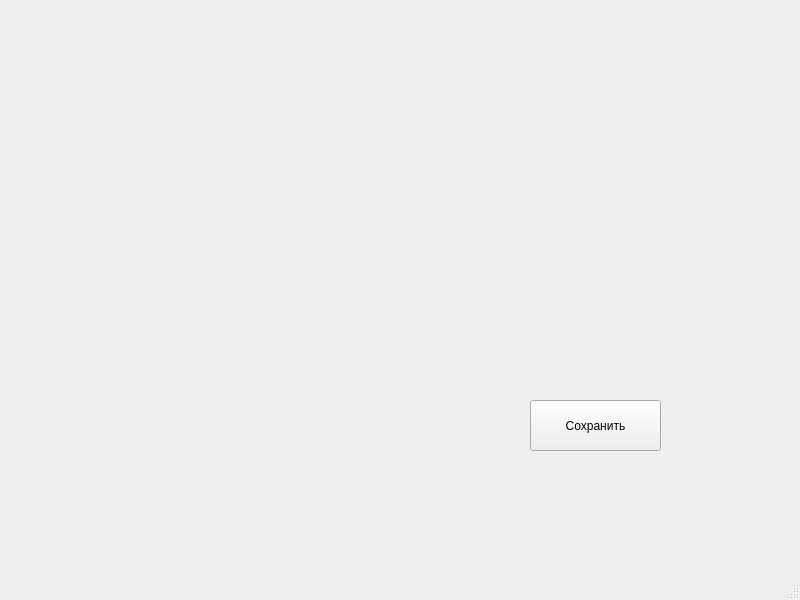
Before: the Qt Designer form labs_2/lab4/mainwindow.ui in tehek0/test, drawn with Qt 5.
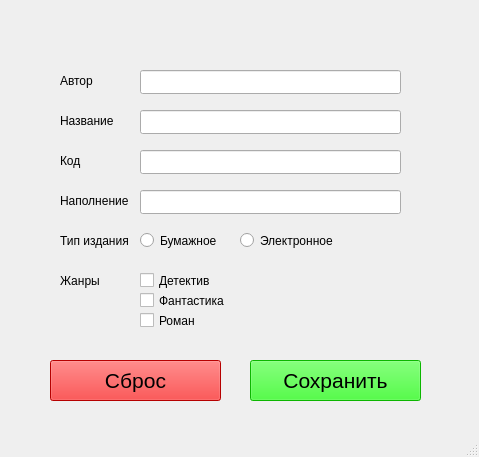
After: the same form once the commit is applied.

```diff
--- a/labs_2/lab4/mainwindow.ui
+++ b/labs_2/lab4/mainwindow.ui
@@ -6,8 +6,8 @@
    <rect>
     <x>0</x>
     <y>0</y>
-    <width>800</width>
-    <height>600</height>
+    <width>479</width>
+    <height>457</height>
    </rect>
   </property>
   <property name="palette">
@@ -41,38 +41,239 @@
    <string>MainWindow</string>
   </property>
   <widget class="QWidget" name="centralwidget">
-   <widget class="QPushButton" name="pushButton">
+   <widget class="QLineEdit" name="author">
     <property name="geometry">
      <rect>
-      <x>530</x>
-      <y>400</y>
-      <width>131</width>
-      <height>51</height>
+      <x>140</x>
+      <y>70</y>
+      <width>261</width>
+      <height>24</height>
      </rect>
     </property>
-    <property name="cursor">
-     <cursorShape>PointingHandCursor</cursorShape>
+   </widget>
+   <widget class="QLabel" name="author_label">
+    <property name="geometry">
+     <rect>
+      <x>60</x>
+      <y>70</y>
+      <width>49</width>
+      <height>21</height>
+     </rect>
     </property>
-    <property name="mouseTracking">
+    <property name="text">
+     <string>Автор</string>
+    </property>
+   </widget>
+   <widget class="QLineEdit" name="name">
+    <property name="geometry">
+     <rect>
+      <x>140</x>
+      <y>110</y>
+      <width>261</width>
+      <height>24</height>
+     </rect>
+    </property>
+   </widget>
+   <widget class="QLabel" name="name_label">
+    <property name="geometry">
+     <rect>
+      <x>60</x>
+      <y>110</y>
+      <width>61</width>
+      <height>21</height>
+     </rect>
+    </property>
+    <property name="text">
+     <string>Название</string>
+    </property>
+   </widget>
+   <widget class="QLabel" name="code_label">
+    <property name="geometry">
+     <rect>
+      <x>60</x>
+      <y>150</y>
+      <width>61</width>
+      <height>21</height>
+     </rect>
+    </property>
+    <property name="text">
+     <string>Код</string>
+    </property>
+   </widget>
+   <widget class="QLineEdit" name="code">
+    <property name="geometry">
+     <rect>
+      <x>140</x>
+      <y>150</y>
+      <width>261</width>
+      <height>24</height>
+     </rect>
+    </property>
+   </widget>
+   <widget class="QLabel" name="contents_label">
+    <property name="geometry">
+     <rect>
+      <x>60</x>
+      <y>190</y>
+      <width>71</width>
+      <height>21</height>
+     </rect>
+    </property>
+    <property name="text">
+     <string>Наполнение</string>
+    </property>
+   </widget>
+   <widget class="QLineEdit" name="contents">
+    <property name="geometry">
+     <rect>
+      <x>140</x>
+      <y>190</y>
+      <width>261</width>
+      <height>24</height>
+     </rect>
+    </property>
+   </widget>
+   <widget class="QLabel" name="type_label">
+    <property name="geometry">
+     <rect>
+      <x>60</x>
+      <y>230</y>
+      <width>71</width>
+      <height>21</height>
+     </rect>
+    </property>
+    <property name="text">
+     <string>Тип издания</string>
+    </property>
+   </widget>
+   <widget class="QRadioButton" name="type_paper">
+    <property name="geometry">
+     <rect>
+      <x>140</x>
+      <y>230</y>
+      <width>90</width>
+      <height>21</height>
+     </rect>
+    </property>
+    <property name="text">
+     <string>Бумажное</string>
+    </property>
+    <property name="checkable">
      <bool>true</bool>
     </property>
-    <property name="text">
-     <string>Сохранить</string>
-    </property>
-    <property name="autoDefault">
+    <property name="checked">
      <bool>false</bool>
     </property>
    </widget>
-  </widget>
-  <widget class="QMenuBar" name="menubar">
-   <property name="geometry">
-    <rect>
-     <x>0</x>
-     <y>0</y>
-     <width>800</width>
-     <height>21</height>
-    </rect>
-   </property>
+   <widget class="QRadioButton" name="type_digital">
+    <property name="geometry">
+     <rect>
+      <x>240</x>
+      <y>230</y>
+      <width>101</width>
+      <height>21</height>
+     </rect>
+    </property>
+    <property name="text">
+     <string>Электронное</string>
+    </property>
+   </widget>
+   <widget class="QLabel" name="genres_label">
+    <property name="geometry">
+     <rect>
+      <x>60</x>
+      <y>270</y>
+      <width>71</width>
+      <height>21</height>
+     </rect>
+    </property>
+    <property name="text">
+     <string>Жанры</string>
+    </property>
+   </widget>
+   <widget class="QCheckBox" name="genre_detective">
+    <property name="geometry">
+     <rect>
+      <x>140</x>
+      <y>270</y>
+      <width>77</width>
+      <height>21</height>
+     </rect>
+    </property>
+    <property name="text">
+     <string>Детектив</string>
+    </property>
+   </widget>
+   <widget class="QCheckBox" name="genre_fiction">
+    <property name="geometry">
+     <rect>
+      <x>140</x>
+      <y>290</y>
+      <width>91</width>
+      <height>21</height>
+     </rect>
+    </property>
+    <property name="text">
+     <string>Фантастика</string>
+    </property>
+   </widget>
+   <widget class="QCheckBox" name="genre_novel">
+    <property name="geometry">
+     <rect>
+      <x>140</x>
+      <y>310</y>
+      <width>91</width>
+      <height>21</height>
+     </rect>
+    </property>
+    <property name="text">
+     <string>Роман</string>
+    </property>
+   </widget>
+   <widget class="QPushButton" name="discard">
+    <property name="geometry">
+     <rect>
+      <x>50</x>
+      <y>360</y>
+      <width>171</width>
+      <height>41</height>
+     </rect>
+    </property>
+    <property name="font">
+     <font>
+      <pointsize>16</pointsize>
+     </font>
+    </property>
+    <property name="styleSheet">
+     <string notr="true">background-color: rgb(255, 0, 0);
+color: rgb(0, 0, 0);</string>
+    </property>
+    <property name="text">
+     <string>Сброс</string>
+    </property>
+   </widget>
+   <widget class="QPushButton" name="save">
+    <property name="geometry">
+     <rect>
+      <x>250</x>
+      <y>360</y>
+      <width>171</width>
+      <height>41</height>
+     </rect>
+    </property>
+    <property name="font">
+     <font>
+      <pointsize>16</pointsize>
+     </font>
+    </property>
+    <property name="styleSheet">
+     <string notr="true">background-color: rgb(17, 255, 0);
+color: rgb(0, 0, 0);</string>
+    </property>
+    <property name="text">
+     <string>Сохранить</string>
+    </property>
+   </widget>
   </widget>
   <widget class="QStatusBar" name="statusbar"/>
  </widget>
```
Left out of the diff: 3 changed lines with no effect on the pictures.
